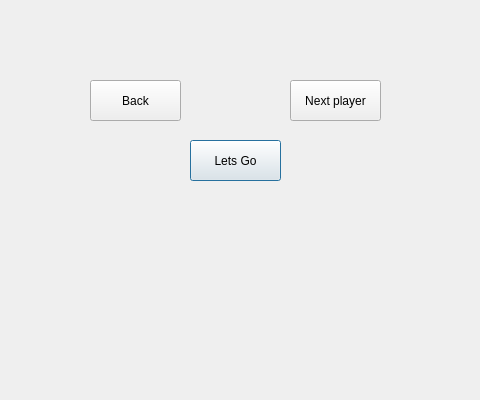
Before: the Qt Designer form showcards.ui in Matin0789/Condottiere-, drawn with Qt 5; both pictures show x 350 to 830 and y 400 to 800 of the 1150 by 800 pixel window.
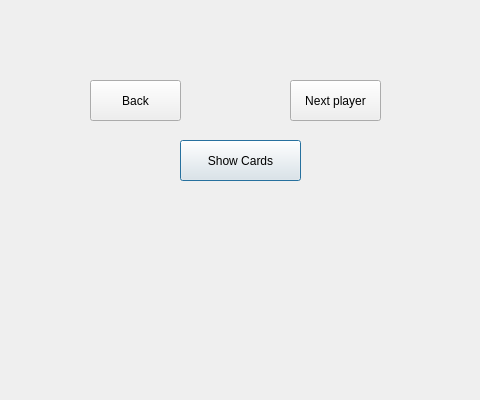
After: the same form once the commit is applied. Icons and pictures are not drawn.

Commit message: showplayer cards added

```diff
--- a/showcards.ui
+++ b/showcards.ui
@@ -19,9 +19,9 @@
   <widget class="QPushButton" name="btn_lets_go">
    <property name="geometry">
     <rect>
-     <x>540</x>
+     <x>530</x>
      <y>540</y>
-     <width>91</width>
+     <width>121</width>
      <height>41</height>
     </rect>
    </property>
@@ -54,7 +54,7 @@
 }</string>
    </property>
    <property name="text">
-    <string>Lets Go</string>
+    <string>Show Cards</string>
    </property>
   </widget>
   <widget class="QPushButton" name="btn_Nplayer">
```
The commit also changes 18 other files.
